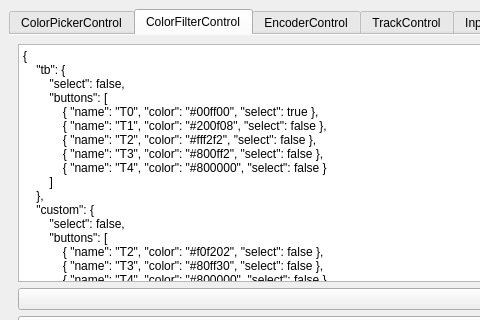
This is form/mainwindow.ui in thanhtoan36/QtProject as Qt 5 draws it before an edit; both pictures show x 0 to 480 and y 0 to 320 of the 1119 by 630 pixel window. The edited form follows.
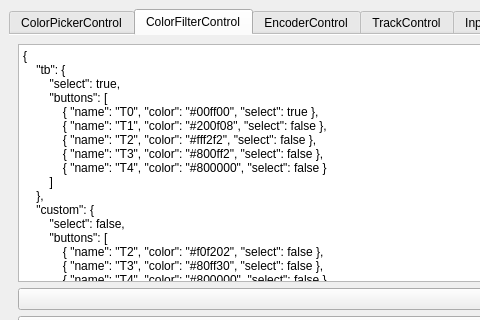
This is the edited form. The open tabs and pages were chosen to show the change.

Commit message: Update default test data, change font point size to font pixel size, disable high DPI scalling

What changed in the file:
```diff
--- a/form/mainwindow.ui
+++ b/form/mainwindow.ui
@@ -88,7 +88,7 @@
           <property name="plainText">
            <string>{
     &quot;tb&quot;: {
-        &quot;select&quot;: false,
+        &quot;select&quot;: true,
         &quot;buttons&quot;: [
             { &quot;name&quot;: &quot;T0&quot;, &quot;color&quot;: &quot;#00ff00&quot;, &quot;select&quot;: true },
             { &quot;name&quot;: &quot;T1&quot;, &quot;color&quot;: &quot;#200f08&quot;, &quot;select&quot;: false },
@@ -108,7 +108,7 @@
         ]
     },
     &quot;history&quot;: {
-        &quot;select&quot;: true,
+        &quot;select&quot;: false,
         &quot;buttons&quot;: [
             { &quot;name&quot;: &quot;T3&quot;, &quot;color&quot;: &quot;#001100&quot;, &quot;select&quot;: false },
             { &quot;name&quot;: &quot;T0&quot;, &quot;color&quot;: &quot;#00fff0&quot;, &quot;select&quot;: true },
```
Left out of the diff: 4 changed lines with no effect on the pictures. The commit also changes 2 other files.
